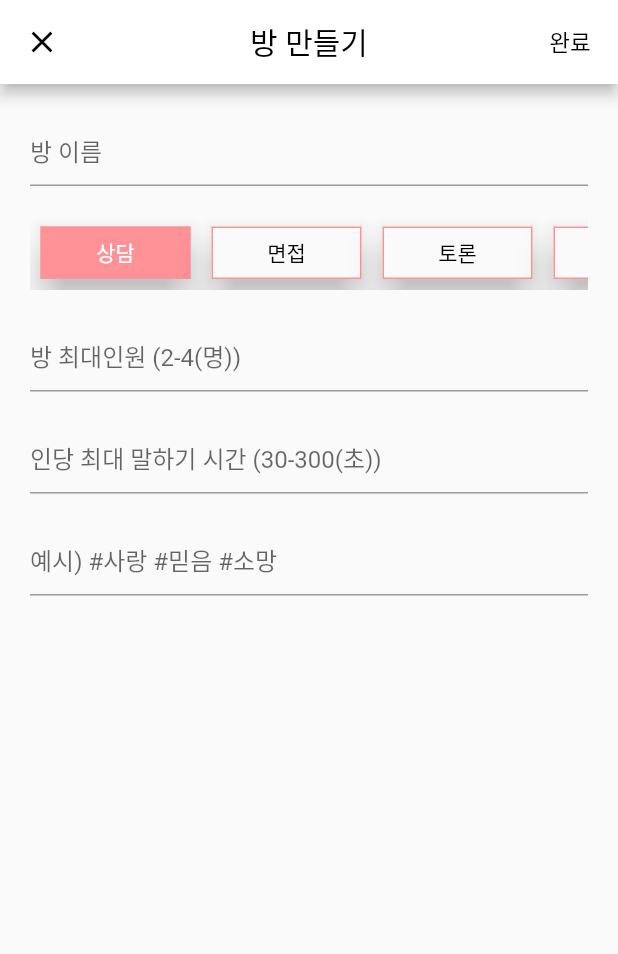
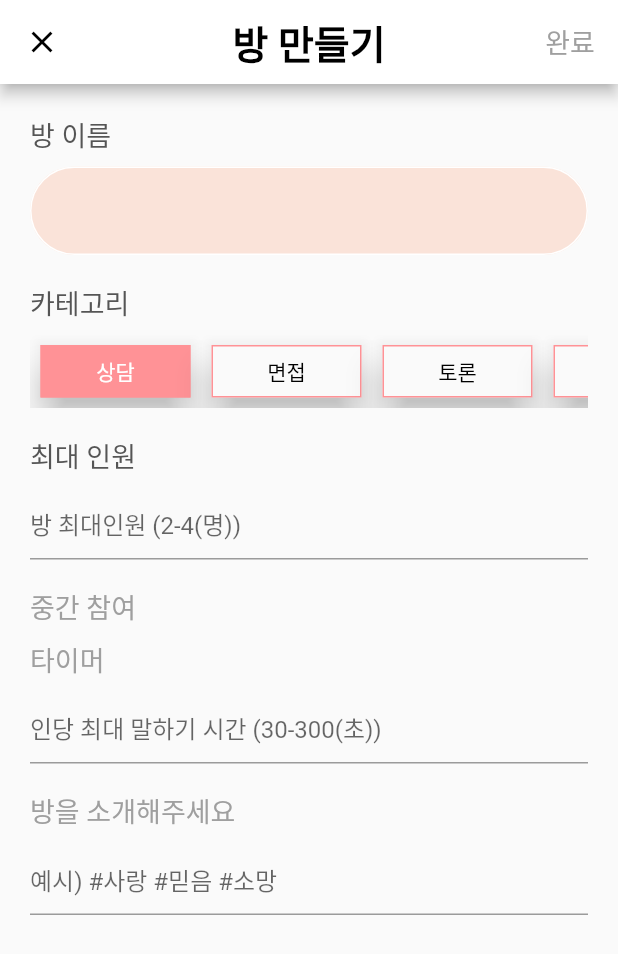
Before and after one commit to sam2244/AppWinterCamp2021, a Flutter app: the HomePage screen opened by its route, after a tap on the "add" icon, on a phone screen of 412 x 824 dp. Shown: the top 954 px of the screen. Run offline on Flutter 3.47's test engine with Material 2 defaults, Android fonts, the phone set to English and light mode, and no system bars; drawn by our look-alikes of custom_radio_grouped_button; our stand-ins replace cloud_firestore, firebase_auth, firebase_core, google_sign_in; accounts and stored records are empty.

Commit message:
theme update
theme update

```diff
--- a/lib/home.dart
+++ b/lib/home.dart
@@ -53,12 +53,15 @@ class _HomePageState extends State<HomePage> {
         leading: Icon(Icons.settings),
         title: const Text('가치모여',
             style: TextStyle(
-                color: OnBackground
+                fontWeight: FontWeight.w600,
+                color: OnBackground,
+                fontSize: 26,
             )
         ),
         actions: <Widget>[
-          new IconButton(
-            icon: new Icon(Icons.account_circle_outlined),
+          IconButton(
+            icon: Image.asset('assets/MyIcon.png'),
+            iconSize: 50,
             color: OnBackground,
             onPressed: () {
               Navigator.pushNamed(context, '/mypage',);
@@ -68,28 +71,38 @@ class _HomePageState extends State<HomePage> {
         backgroundColor: Bar,
         centerTitle: true,
       ),
-      floatingActionButton:
-      Column(
+      floatingActionButton:Padding(
+    padding: const EdgeInsets.only(bottom: 0, right: 5),
+        child: Column(
             mainAxisAlignment: MainAxisAlignment.end,
             children: [
-            FloatingActionButton(
+              Container(
+                height: 63.72,
+                width: 63.72,
+                child: FloatingActionButton(
                   heroTag: "searchbutton",
                   onPressed: () {
                     Navigator.pushNamed(context, '/search',);
                     },
                   backgroundColor: Secondary,
-              child: const Icon(Icons.search),
+                  child: const Icon(Icons.search, size: 37),
                 ),
-            const SizedBox(height: 20),
-            FloatingActionButton(
+              ),
+              const SizedBox(height: 22),
+              Container(
+                height: 63.72,
+                width: 63.72,
+                child: FloatingActionButton(
                   heroTag: "makeroombutton",
                   onPressed: () {
                     Navigator.pushNamed(context, '/makeroom',);
                   },
                   backgroundColor: Secondary,
-              child: const Icon(Icons.add),
+                  child: const Icon(Icons.add, size: 38),
                 ),
+              )
             ]
+        ),
       ),
       body: StreamBuilder(
         stream: FirebaseFirestore.instance.collection('rooms').snapshots(),
@@ -100,15 +113,18 @@ class _HomePageState extends State<HomePage> {
             );
           }
           //if (!snapshot.hasData) {
-            return ListView(
+            return
+              //const SizedBox(height:10),
+              ListView(
               children: snapshot.data!.docs.map((document) {
                 return Container(
                   child: Container(
-                    margin: EdgeInsets.all(10),
+                    //margin: EdgeInsets.all(10),
                     child: Column(
-                      mainAxisAlignment: MainAxisAlignment.start,
-                      mainAxisSize: MainAxisSize.max,
+                      //mainAxisAlignment: MainAxisAlignment.start,
+                      //mainAxisSize: MainAxisSize.max,
                       children: [
+                        //const SizedBox(height:10),
                         Row(
                           children: [
                             Expanded(
@@ -125,23 +141,11 @@ class _HomePageState extends State<HomePage> {
                                 key: const Key("1"),
                               ),
                             ),
-                            Ink(
-                              decoration: const ShapeDecoration(
-                                color: Primary,
-                                shape: CircleBorder(),
-                              ),
-                              child: IconButton(
-                                icon: const Icon(Icons.meeting_room),
-                                color: OnPrimary,
-                                onPressed: () {
-                                  Navigator.pushNamed(context, '/wait',);
-                                },
-                              ),
-                            ),
+
                           ],
                         ),
                         const Divider(
-                          height: 10,
+                          height: 5,
                           thickness: 1,
                           endIndent: 0,
                           color: Colors.grey,
@@ -287,8 +291,8 @@ class _RoomPanelState extends State<_RoomPanel> {
   Widget build(BuildContext context) {
     return Container(
       //margin: const EdgeInsets.all(2),
-      padding: const EdgeInsets.all(5),
-      height: 125,
+      padding: const EdgeInsets.only(left: 31, top: 17, bottom: 14, right: 24),
+      height: 135,
       /*decoration: BoxDecoration(
           borderRadius: BorderRadius.circular(10),
           gradient: LinearGradient(
@@ -301,6 +305,9 @@ class _RoomPanelState extends State<_RoomPanel> {
               ],
               tileMode: TileMode.repeated),
       ),*/
+      child: Row(
+        children: [
+          Expanded(
             child: Column(
               crossAxisAlignment: CrossAxisAlignment.start,
               children: [
@@ -320,15 +327,16 @@ class _RoomPanelState extends State<_RoomPanel> {
                     color: SubPrimary,
                   ),
                 ),
-          const SizedBox(height: 5),
+                const SizedBox(height: 6),
                 Container(
                   alignment: Alignment.topLeft,
-            padding: const EdgeInsets.only(bottom: 3),
+                  padding: const EdgeInsets.only(bottom: 4),
                   child: Text(
                     widget.title,
                     style: TextStyle(
                         color: TextBig,
-                  fontSize: 18,
+                        fontSize: 20,
+                        letterSpacing: -1.2,
                         fontWeight: FontWeight.bold
                     ),
                   ),
@@ -340,7 +348,7 @@ class _RoomPanelState extends State<_RoomPanel> {
                     widget.hashtag,
                     style: TextStyle(
                       color: TextBig,
-                fontSize: 15,
+                      fontSize: 12,
                     ),
                   ),
                 ),
@@ -348,28 +356,28 @@ class _RoomPanelState extends State<_RoomPanel> {
                     children: [
                       const Icon(
                           Icons.group,
+                          size: 16,
                           color: TextSmall
                       ),
+                      SizedBox(width: 6.6),
                       Container(
                         alignment: Alignment.topLeft,
-                padding: const EdgeInsets.only(bottom: 5),
                         child: Text(
-                  widget.maxnum.toString()+'명 | ',
+                          widget.maxnum.toString()+'명  |  ',
                           style: TextStyle(
                             color: TextSmall,
-                    fontSize: 15,
+                            fontSize: 12,
                           ),
                         ),
                       ),
                       if (widget.ready == 0) ...[
                         Container(
                           alignment: Alignment.topLeft,
-                  padding: const EdgeInsets.only(bottom: 5),
                           child: Text(
                             '대기 중',
                             style: TextStyle(
                               color: Secondary,
-                      fontSize: 15,
+                              fontSize: 12,
                             ),
                           ),
                         ),
@@ -381,7 +389,7 @@ class _RoomPanelState extends State<_RoomPanel> {
                             '대화 중',
                             style: TextStyle(
                               color: Primary,
-                      fontSize: 15,
+                              fontSize: 12,
                             ),
                           ),
                         ),
@@ -390,6 +398,38 @@ class _RoomPanelState extends State<_RoomPanel> {
                 ),
               ],
             ),
+          ),
+          Ink(
+              decoration: const ShapeDecoration(
+                color: Primary,
+                shape: CircleBorder(),
+              ),
+              child: new SizedBox(
+                  height: 54.0,
+                  width: 54.0,
+                  child: new IconButton(
+                    icon: Image.asset('assets/EnterIcon.png'),
+                    padding: new EdgeInsets.all(12.2),
+                    color: OnPrimary,
+                    //iconSize: 62,
+                    onPressed: () {
+                      Navigator.pushNamed(context, '/wait',);
+                    },
+                  )
+              )
+            /*IconButton(
+                                icon: Image.asset('assets/EnterIcon.png'),
+                                iconSize: 44,
+                                color: OnPrimary,
+                                onPressed: () {
+                                  Navigator.pushNamed(context, '/wait',);
+                                },
+                              ),*/
+          ),
+        ],
+      )
+
+
     );
   }
 }
--- a/lib/makeroom.dart
+++ b/lib/makeroom.dart
@@ -35,7 +35,9 @@ class MakeroomPageState extends State<MakeroomPage > {
         ),
         title: const Text('방 만들기',
             style: TextStyle(
-            color: OnBackground
+              fontWeight: FontWeight.w600,
+              color: OnBackground,
+              fontSize: 26,
             )
         ),
         actions: <Widget>[
@@ -61,7 +63,13 @@ class MakeroomPageState extends State<MakeroomPage > {
                 Navigator.pushNamed(context, '/wait',);
               }
             },
-            child: const Text('완료'),
+            child: Text(
+              '완료',
+              style: TextStyle(
+                color: TextWeak,
+                fontSize: 18,
+              ),
+            ),
           ),
         ],
         backgroundColor: Bar,
@@ -73,13 +81,37 @@ class MakeroomPageState extends State<MakeroomPage > {
             key: _formKey,
             child: Column(
               children: [
+                Container(
+                  alignment: Alignment.topLeft,
+                  padding: const EdgeInsets.only(bottom: 8),
+                  child: Text(
+                    '방 이름',
+                    style: TextStyle(
+                      color: TextSmall,
+                      fontSize: 18,
+                    ),
+                  ),
+                ),
                 Expanded(
                   child: Column(
                     children: [
                       TextFormField(
+                        //cursorRadius: ,
                         controller: _titlecontroller,
-                        decoration: const InputDecoration(
-                          hintText: '방 이름',
+                        decoration: InputDecoration(
+                          border: OutlineInputBorder(
+                            borderRadius: BorderRadius.all(Radius.circular(33.0)),
+                            borderSide: BorderSide(color: Colors.white),
+                          ),
+                          enabledBorder: OutlineInputBorder(
+                            borderRadius: BorderRadius.all(Radius.circular(33.0)),
+                            borderSide: BorderSide(color: Colors.white),
+                          ),
+                          fillColor: SubPrimary,
+                          filled: true,
+
+                          //hintText: '방 이름',
+
                         ),
                         validator: (value) {
                           if (value == null || value.isEmpty) {
@@ -88,7 +120,18 @@ class MakeroomPageState extends State<MakeroomPage > {
                           return null;
                         },
                       ),
-                      const SizedBox(height: 20),
+                      const SizedBox(height: 18),
+                      Container(
+                        alignment: Alignment.topLeft,
+                        padding: const EdgeInsets.only(bottom: 8),
+                        child: Text(
+                          '카테고리',
+                          style: TextStyle(
+                            color: TextSmall,
+                            fontSize: 18,
+                          ),
+                        ),
+                      ),
                       CustomRadioButton(
                         buttonLables: [
                           "상담",
@@ -119,7 +162,18 @@ class MakeroomPageState extends State<MakeroomPage > {
                         unSelectedColor: Theme.of(context).canvasColor,
                         selectedColor: Theme.of(context).primaryColor,
                       ),
-                      const SizedBox(height: 20),
+                      const SizedBox(height: 18),
+                      Container(
+                        alignment: Alignment.topLeft,
+                        padding: const EdgeInsets.only(bottom: 8),
+                        child: Text(
+                          '최대 인원',
+                          style: TextStyle(
+                            color: TextSmall,
+                            fontSize: 18,
+                          ),
+                        ),
+                      ),
                       TextFormField(
                         controller: _maxnumcontroller,
                         keyboardType: TextInputType.number,
@@ -133,7 +187,29 @@ class MakeroomPageState extends State<MakeroomPage > {
                           return null;
                         },
                       ),
-                      const SizedBox(height: 20),
+                      const SizedBox(height: 18),
+                      Container(
+                        alignment: Alignment.topLeft,
+                        padding: const EdgeInsets.only(bottom: 8),
+                        child: Text(
+                          '중간 참여',
+                          style: TextStyle(
+                            color: TextWeak,
+                            fontSize: 18,
+                          ),
+                        ),
+                      ),
+                      Container(
+                        alignment: Alignment.topLeft,
+                        padding: const EdgeInsets.only(bottom: 8),
+                        child: Text(
+                          '타이머',
+                          style: TextStyle(
+                            color: TextWeak,
+                            fontSize: 18,
+                          ),
+                        ),
+                      ),
                       TextFormField(
                         controller: _maxseccontroller,
                         keyboardType: TextInputType.number,
@@ -147,7 +223,18 @@ class MakeroomPageState extends State<MakeroomPage > {
                           return null;
                         },
                       ),
-                      const SizedBox(height: 20),
+                      const SizedBox(height: 18),
+                      Container(
+                        alignment: Alignment.topLeft,
+                        padding: const EdgeInsets.only(bottom: 8),
+                        child: Text(
+                          '방을 소개해주세요',
+                          style: TextStyle(
+                            color: TextWeak,
+                            fontSize: 18,
+                          ),
+                        ),
+                      ),
                       TextFormField(
                         controller: _hashtagcontroller,
                         keyboardType: TextInputType.number,
```
Lines whose indentation alone changed are shown as unchanged.
